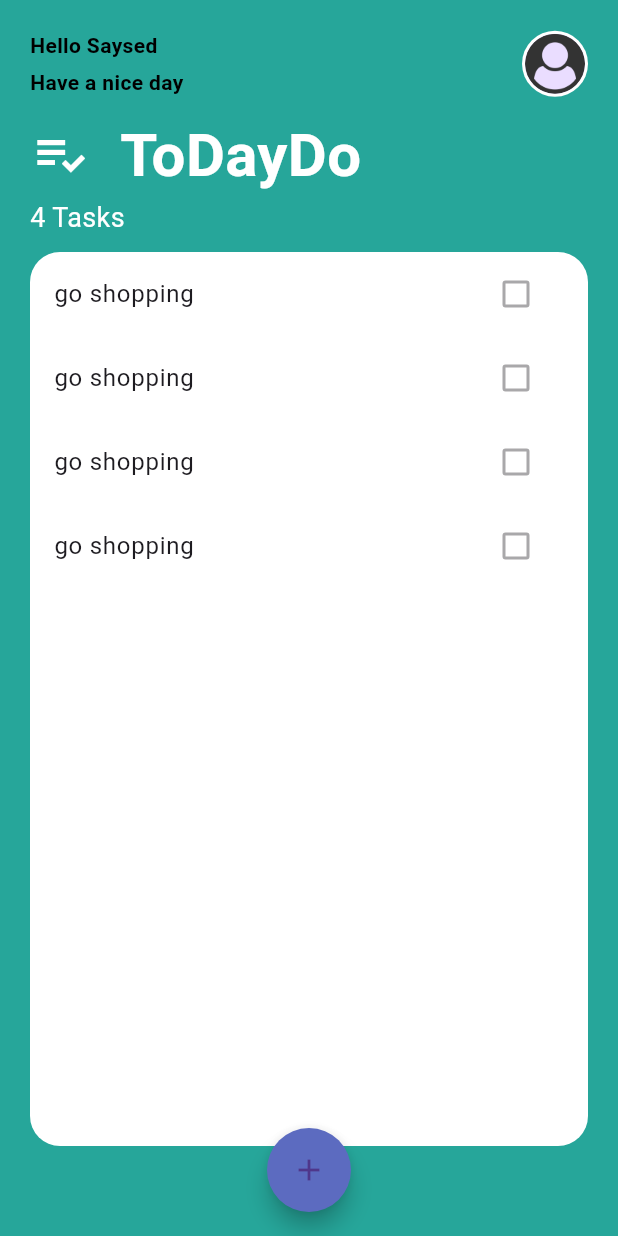
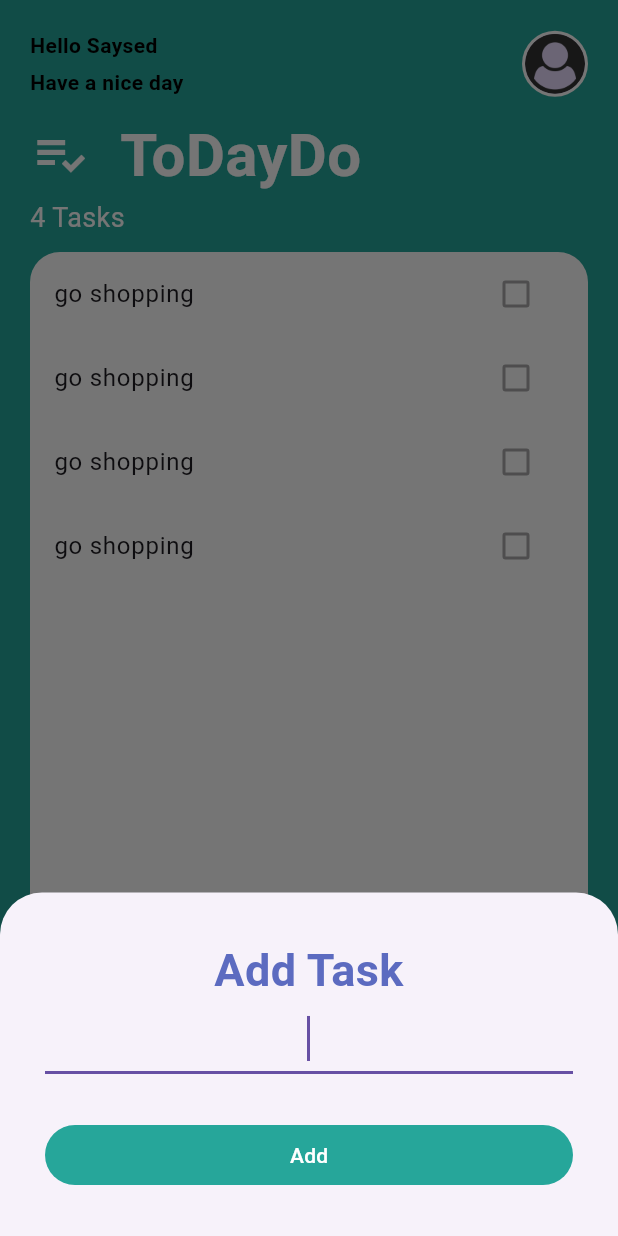
Before and after one commit to Abdo-Elsabagh/todaydo_app, a Flutter app: the screen it shows after launch, after a tap on the "add" icon, on a phone screen of 412 x 824 dp. Run offline on Flutter 3.47's test engine with Material 3 defaults, Android fonts, the phone set to English and light mode, and no system bars.

Commit message:
Design finished

```diff
--- a/lib/Imformation_User/information_user.dart
+++ b/lib/Imformation_User/information_user.dart
@@ -1,5 +1,6 @@
 import 'package:flutter/material.dart';
 
+// ignore: camel_case_types
 class informationUser extends StatelessWidget {
   const informationUser({
     super.key,
--- /dev/null
+++ b/lib/screen/add_task_screen.dart
@@ -0,0 +1,42 @@
+import 'package:flutter/material.dart';
+
+class AddTaskScreen extends StatelessWidget {
+  const AddTaskScreen({super.key});
+
+  @override
+  Widget build(BuildContext context) {
+    return Container(
+      padding: const EdgeInsets.all(30),
+      alignment: Alignment.center,
+      child: Column(
+        crossAxisAlignment: CrossAxisAlignment.stretch,
+        children: [
+          Text(
+            textAlign: TextAlign.center,
+            'Add Task',
+            style: TextStyle(
+                fontSize: 30,
+                color: Colors.indigo[400],
+                fontWeight: FontWeight.bold),
+          ),
+          const TextField(
+            autofocus: true,
+            textAlign: TextAlign.center,
+            style: TextStyle(fontSize: 20),
+          ),
+          const SizedBox(
+            height: 30,
+          ),
+          TextButton(
+            onPressed: () {},
+            style: TextButton.styleFrom(backgroundColor: Colors.teal[400]),
+            child: const Text(
+              'Add',
+              style: TextStyle(color: Colors.white),
+            ),
+          )
+        ],
+      ),
+    );
+  }
+}
--- a/lib/screen/tasks_screen.dart
+++ b/lib/screen/tasks_screen.dart
@@ -1,5 +1,6 @@
 import 'package:flutter/material.dart';
 import 'package:todaydo_app/Imformation_User/information_user.dart';
+import 'package:todaydo_app/screen/add_task_screen.dart';
 import 'package:todaydo_app/widget/tasks_list.dart';
 
 class TasksScreen extends StatelessWidget {
@@ -11,7 +12,16 @@ class TasksScreen extends StatelessWidget {
       child: Scaffold(
         floatingActionButtonLocation: FloatingActionButtonLocation.centerFloat,
         floatingActionButton: FloatingActionButton(
-          onPressed: () {},
+          onPressed: () {
+            showModalBottomSheet(
+              context: context,
+              builder: (context) => SingleChildScrollView(
+                  child: Container(
+                      padding: EdgeInsets.only(
+                          bottom: MediaQuery.of(context).viewInsets.bottom),
+                      child: const AddTaskScreen())),
+            );
+          },
           shape:
               RoundedRectangleBorder(borderRadius: BorderRadius.circular(30)),
           backgroundColor: Colors.indigo[400],
```
